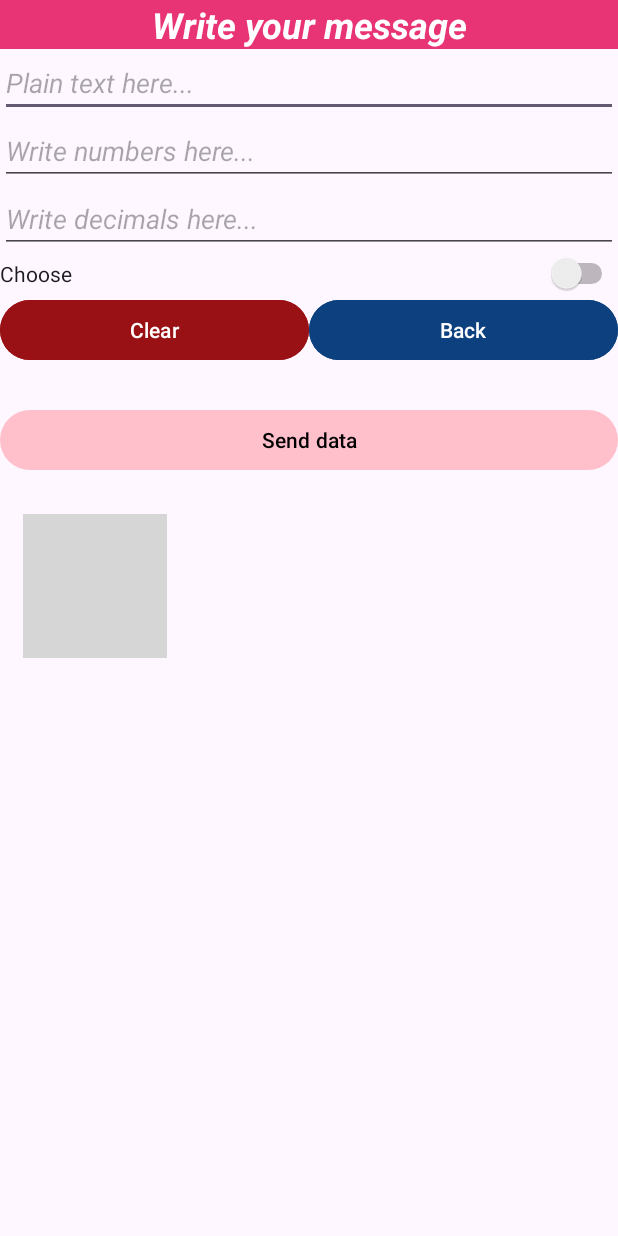
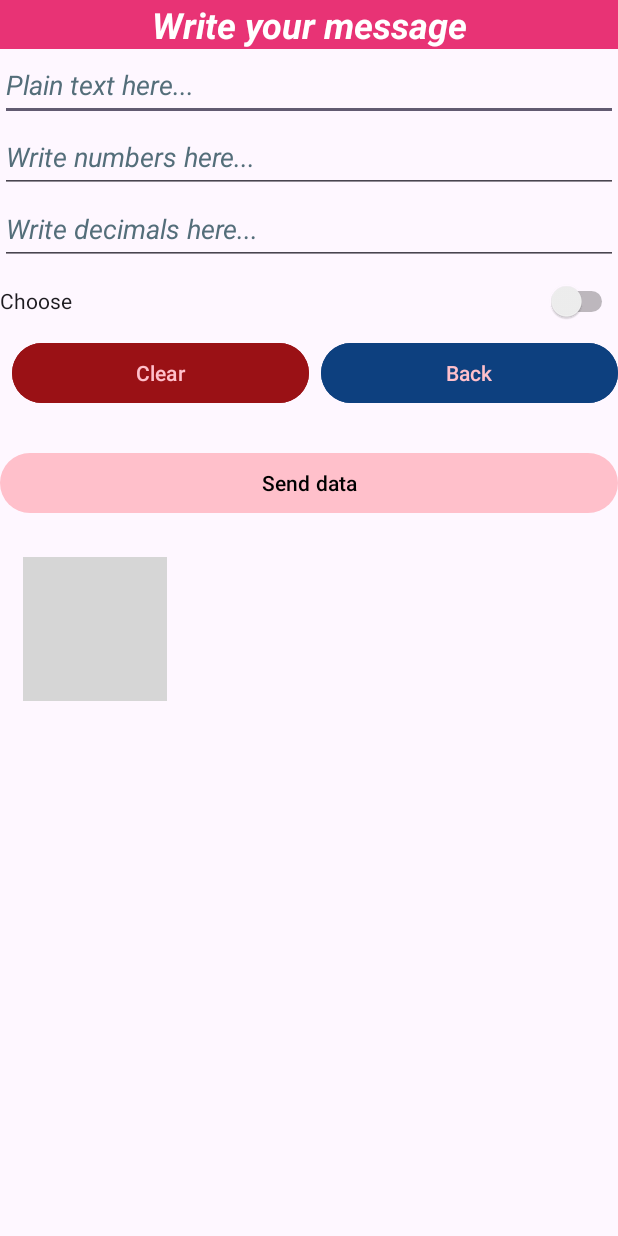
Before and after one commit to WishperKnight/MyFirstAppFCA, an Android app: the SecondActivity screen opened directly, with no data from a screen before it, on a phone screen of 412 x 824 dp. Run offline under Robolectric (Android 15) with nearby library versions, the phone set to English and light mode, and no system bars; grey boxes are pictures that could not be loaded.

Commit message:
Limpieza de warning y optimización de la interfaz

```diff
--- a/app/src/main/java/ies/carrillo/myfirstappfca/MainActivity.java
+++ b/app/src/main/java/ies/carrillo/myfirstappfca/MainActivity.java
@@ -6,7 +6,6 @@ import android.content.Intent;
 import android.os.Bundle;
 import android.util.Log;
 import android.widget.Button;
-import android.widget.EditText;
 
 public class MainActivity extends AppCompatActivity {
 
@@ -21,10 +20,7 @@ public class MainActivity extends AppCompatActivity {
         //Declaramos el Intent para pasar a la second activity
         Intent secondView = new Intent(this, SecondActivity.class);
         //aniadimos funcionalidad al boton para enviar el texto a la segunda actividad
-        sendButton.setOnClickListener(v -> {
-            startActivity(secondView);
-
-        });
+        sendButton.setOnClickListener(v -> startActivity(secondView));
 
 
     }
--- a/app/src/main/java/ies/carrillo/myfirstappfca/SecondActivity.java
+++ b/app/src/main/java/ies/carrillo/myfirstappfca/SecondActivity.java
@@ -1,5 +1,6 @@
 package ies.carrillo.myfirstappfca;
 
+import android.annotation.SuppressLint;
 import android.content.Intent;
 import android.os.Bundle;
 import android.util.Log;
@@ -32,7 +33,7 @@ public class SecondActivity extends AppCompatActivity {
         EditText etText = findViewById(R.id.etText);
         EditText etNumber = findViewById(R.id.etNumbers);
         EditText etDecimal = findViewById(R.id.etDecimals);
-        Switch choose = findViewById(R.id.switch1);
+        @SuppressLint("UseSwitchCompatOrMaterialCode") Switch choose = findViewById(R.id.switch1);
         Button btnSend = findViewById(R.id.btnSendData);
         Button btnClear = findViewById(R.id.btnClear);
         Button btnBack = findViewById(R.id.btnBack);
@@ -61,7 +62,7 @@ public class SecondActivity extends AppCompatActivity {
                     boolean switch1 = choose.isChecked();
                     //Comprobacion del estado del switch
                     String switchState;
-                    if (switch1 == true) {
+                    if (switch1) {
                         switchState = "true";
                     } else {
                         switchState = "false";
@@ -87,7 +88,7 @@ public class SecondActivity extends AppCompatActivity {
                 }
 
             } catch (Exception e) {
-                toast.setText(e.getMessage().toString());
+                toast.setText(e.getMessage());
                 toast.show();
                 e.printStackTrace();
                 e.getMessage();
--- a/app/src/main/java/ies/carrillo/myfirstappfca/ThirdActivity.java
+++ b/app/src/main/java/ies/carrillo/myfirstappfca/ThirdActivity.java
@@ -1,5 +1,6 @@
 package ies.carrillo.myfirstappfca;
 
+import android.annotation.SuppressLint;
 import android.content.Intent;
 import android.os.Bundle;
 import android.util.Log;
@@ -22,6 +23,7 @@ public class ThirdActivity extends AppCompatActivity {
     /**
      * Metodo para cargar los componenetes de la vista
      */
+    @SuppressLint("SetTextI18n")
     private void loadingComponents() {
 
         //Declaramos los componenetes
@@ -38,7 +40,7 @@ public class ThirdActivity extends AppCompatActivity {
         Intent getData = getIntent();
         // Log.i("Datos", getData.getData().toString());
         //Rellenamos ls campos con los datos pasados por el intent de la SecondActivity
-        tvPlainTextView.setText("Plain text: " + getData.getStringExtra("plainText").toString());
+        tvPlainTextView.setText("Plain text: " + getData.getStringExtra("plainText"));
         tvNumber.setText("Number: " + getData.getIntExtra("number", 0));
         tvDecimal.setText("Decimal: " + getData.getDoubleExtra("decimal", 0.0));
         String estado = booleanState(getData.getBooleanExtra("switch", true));
@@ -51,7 +53,7 @@ public class ThirdActivity extends AppCompatActivity {
     private String booleanState(boolean state) {
 
         String booleanState = "true";
-        if (state != true) {
+        if (!state) {
             booleanState = "false";
             return booleanState;
         }
--- a/app/src/main/res/layout/activity_second.xml
+++ b/app/src/main/res/layout/activity_second.xml
@@ -22,16 +22,19 @@
             android:background="@color/pink"
             android:textColor="@color/white"
             android:layout_height="wrap_content"
-            android:text="Write your message" />
+            android:text="@string/write_your_message" />
 
         <EditText
             android:id="@+id/etText"
             android:layout_width="match_parent"
             android:layout_height="wrap_content"
             android:ems="10"
+            android:hint="@string/plain_text_here"
             android:inputType="text"
+            android:minHeight="48dp"
+            android:textColorHint="#546E7A"
             android:textStyle="italic"
-            android:hint="Plain text here..." />
+            tools:ignore="Autofill,VisualLintTextFieldSize" />
 
 
         <EditText
@@ -39,46 +42,58 @@
             android:layout_width="match_parent"
             android:layout_height="wrap_content"
             android:ems="10"
+            android:hint="@string/write_numbers_here"
+            android:inputType="number"
+            android:minHeight="48dp"
+            android:textColorHint="#546E7A"
             android:textStyle="italic"
-            android:hint="Write numbers here..."
-            android:inputType="number" />
+            tools:ignore="Autofill,VisualLintTextFieldSize" />
 
         <EditText
             android:id="@+id/etDecimals"
             android:layout_width="match_parent"
             android:layout_height="wrap_content"
             android:ems="10"
+            android:hint="@string/write_decimals_here"
+            android:inputType="numberDecimal"
+            android:minHeight="48dp"
+            android:textColorHint="#546E7A"
             android:textStyle="italic"
-            android:inputType="numberDecimal"
-            android:hint="Write decimals here..."/>
+            tools:ignore="Autofill,VisualLintTextFieldSize" />
 
         <Switch
             android:id="@+id/switch1"
             android:layout_width="match_parent"
             android:layout_height="wrap_content"
-            android:text="Choose "
-            tools:ignore="UseSwitchCompatOrMaterialXml" />
+            android:minHeight="48dp"
+            android:text="@string/choose"
+            tools:ignore="UseSwitchCompatOrMaterialXml,VisualLintButtonSize" />
 
         <LinearLayout
+            style="?android:attr/buttonBarStyle"
             android:layout_width="match_parent"
             android:layout_height="wrap_content"
             android:orientation="horizontal">
 
             <Button
                 android:id="@+id/btnClear"
+                style="?android:attr/buttonBarButtonStyle"
                 android:layout_width="wrap_content"
                 android:layout_height="wrap_content"
                 android:layout_weight="1"
                 android:backgroundTint="@color/cancel_button_color"
-                android:text="Clear" />
+                android:text="@string/clear"
+                tools:ignore="VisualLintButtonSize" />
 
             <Button
                 android:id="@+id/btnBack"
+                style="?android:attr/buttonBarButtonStyle"
                 android:layout_width="wrap_content"
                 android:layout_height="wrap_content"
                 android:layout_weight="1"
                 android:backgroundTint="@color/back_button_color"
-                android:text="Back" />
+                android:text="Back"
+                tools:ignore="HardcodedText,VisualLintButtonSize" />
         </LinearLayout>
 
         <Button
@@ -88,7 +103,8 @@
             android:textColor="@color/black"
             android:layout_gravity="center_vertical|center_horizontal"
             android:layout_marginTop="25dp"
-            android:text="Send data" />
+            android:text="@string/send_data"
+            tools:ignore="VisualLintButtonSize" />
         <ImageView
             android:layout_width="wrap_content"
             android:layout_height="wrap_content"
@@ -96,6 +112,7 @@
             android:layout_marginRight="15dp"
             android:layout_marginLeft="15dp"
             android:src="@drawable/hello_kitty_second"
-            android:adjustViewBounds="true"/>
+            android:adjustViewBounds="true"
+            tools:ignore="ContentDescription" />
     </LinearLayout>
 </androidx.constraintlayout.widget.ConstraintLayout>
--- a/app/src/main/res/values/strings.xml
+++ b/app/src/main/res/values/strings.xml
@@ -1,3 +1,18 @@
 <resources>
     <string name="app_name">MyFirstAppFCA</string>
+    <string name="clear">Clear</string>
+    <string name="send_data">Send data</string>
+    <string name="write_decimals_here">Write decimals here...</string>
+    <string name="write_numbers_here">Write numbers here...</string>
+    <string name="plain_text_here">Plain text here...</string>
+    <string name="choose">Choose</string>
+    <string name="write_your_message">Write your message</string>
+    <string name="myfirstappfca">MyFirstAppFCA</string>
+    <string name="send_message">Send message</string>
+    <string name="back_to_main_activity">Back to main Activity</string>
+    <string name="decimal">decimal</string>
+    <string name="number">Number</string>
+    <string name="plain_text">Plain Text:</string>
+    <string name="switch_state">switch State</string>
+    <string name="welcome_to_the_3_activity">Welcome to the 3º Activity</string>
 </resources>
```
Also changed, not shown: app/src/main/res/layout/activity_main.xml (+5 -3 lines), app/src/main/res/layout/activity_third.xml (+6 -6 lines).
